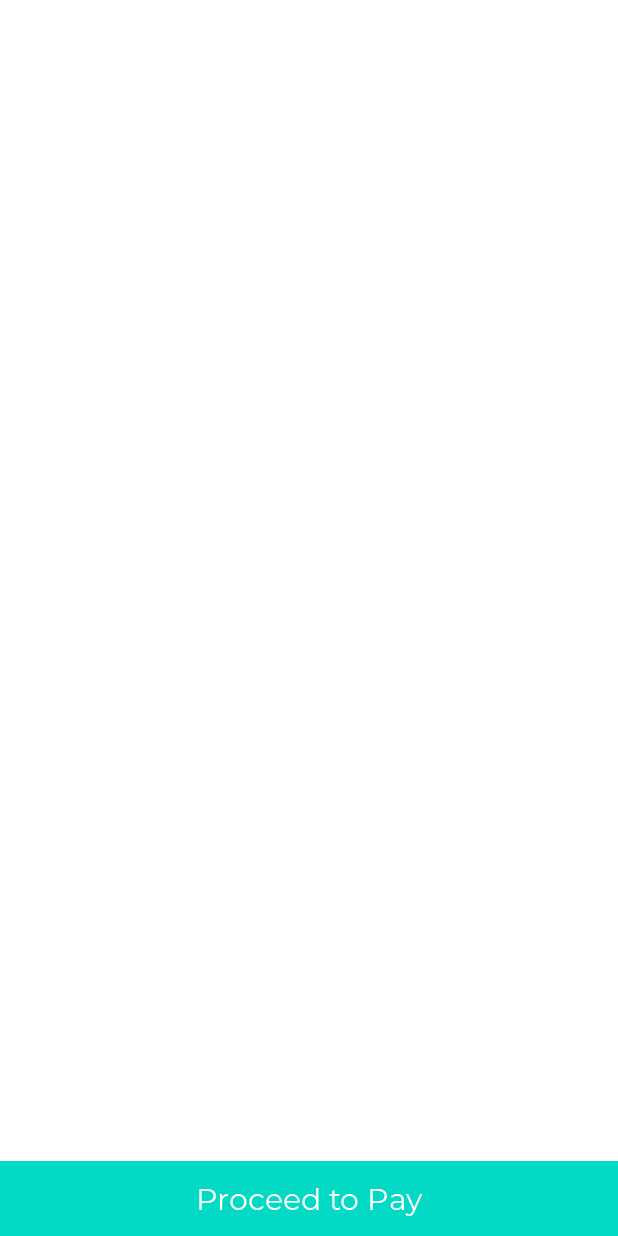
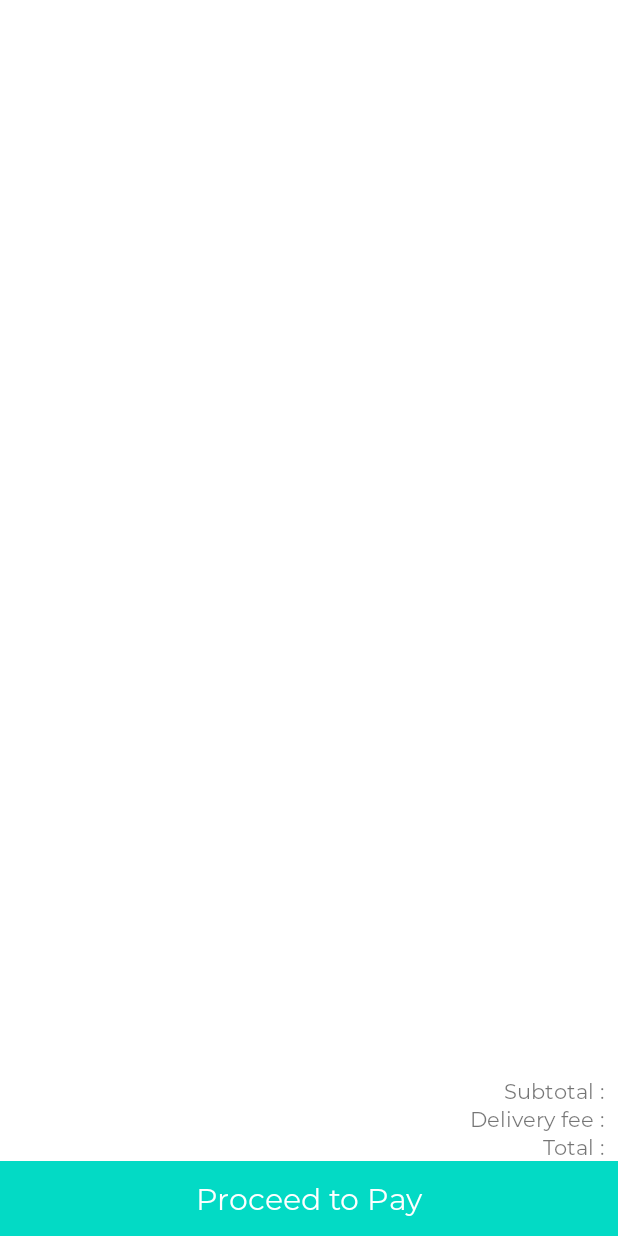
Before and after one commit to prakashkumar001/covid19-project, an Android app: the CartPage screen opened directly, with no data from a screen before it, on a phone screen of 412 x 824 dp. Run offline under Robolectric (Android 15) with nearby library versions, the phone set to English and light mode, and no system bars; our stand-ins replace CircleImageView; libraries missing offline, so code that uses them is left out: com.razorpay; 1 statement that could not run was skipped.

Commit message:
Cart Page done

```diff
--- /dev/null
+++ b/app/src/main/java/com/virus/covid19/interfaces/CartListener.kt
@@ -0,0 +1,10 @@
+package com.virus.covid19.interfaces
+
+import com.virus.covid19.database.entities.Product
+
+interface CartListener {
+    fun addQtyToCart(product: Product,qty:Int)
+    fun removeQtyFromCart(product: Product,qty:Int)
+    fun removeFromCart(product: Product)
+
+}
--- a/app/src/main/java/com/virus/covid19/interfaces/addCartListener.kt
+++ b/app/src/main/java/com/virus/covid19/interfaces/addCartListener.kt
@@ -4,4 +4,5 @@ import com.virus.covid19.database.entities.Product
 
 interface addCartListener {
     fun addToCart(product: Product)
+
 }
--- a/app/src/main/java/com/virus/covid19/textview/CustomTextView.java
+++ b/app/src/main/java/com/virus/covid19/textview/CustomTextView.java
@@ -12,8 +12,8 @@ import com.virus.covid19.R;
 
 public class CustomTextView extends AppCompatTextView {
 
-    private int typefaceType;
-    private TypeFactory mFontFactory;
+    public int typefaceType;
+    public TypeFactory mFontFactory;
 
     public CustomTextView(Context context, AttributeSet attrs) {
         super(context, attrs);
@@ -31,7 +31,7 @@ public class CustomTextView extends AppCompatTextView {
         super(context);
     }
 
-    private void applyCustomFont(Context context, AttributeSet attrs) {
+    public void applyCustomFont(Context context, AttributeSet attrs) {
 
 
         TypedArray array = context.getTheme().obtainStyledAttributes(
--- a/app/src/main/res/layout/activity_cart.xml
+++ b/app/src/main/res/layout/activity_cart.xml
@@ -12,12 +12,78 @@
 
 
     <LinearLayout
-        android:id="@+id/proceed"
         android:layout_width="match_parent"
         android:layout_height="wrap_content"
+        android:orientation="vertical"
         android:layout_alignParentBottom="true">
 
+        <LinearLayout
+            android:layout_width="150dp"
+            android:layout_height="wrap_content"
+            android:layout_gravity="end"
+            android:orientation="vertical">
+
+
+        <LinearLayout
+            android:layout_width="match_parent"
+            android:layout_height="wrap_content"
+            android:gravity="end"
+            android:layout_marginRight="5dp"
+            android:orientation="horizontal">
+
+            <com.virus.covid19.textview.CustomTextView
+                android:layout_width="wrap_content"
+                android:layout_height="wrap_content"
+                android:text="Subtotal : "/>
+
+            <com.virus.covid19.textview.CustomTextView
+                android:id="@+id/subtotal"
+                android:layout_width="wrap_content"
+                android:layout_height="wrap_content"
+               />
+        </LinearLayout>
+
+        <LinearLayout
+            android:layout_width="match_parent"
+            android:layout_height="wrap_content"
+            android:gravity="end"
+            android:layout_marginRight="5dp"
+            android:orientation="horizontal">
+
+            <com.virus.covid19.textview.CustomTextView
+                android:layout_width="wrap_content"
+                android:layout_height="wrap_content"
+                android:text="Delivery fee : "/>
+
+            <com.virus.covid19.textview.CustomTextView
+                android:id="@+id/deliveryfee"
+                android:layout_width="wrap_content"
+                android:layout_height="wrap_content"
+               />
+        </LinearLayout>
+
+        <LinearLayout
+            android:layout_width="match_parent"
+            android:layout_height="wrap_content"
+            android:gravity="end"
+            android:layout_marginRight="5dp"
+            android:orientation="horizontal">
+
+            <com.virus.covid19.textview.CustomTextView
+                android:layout_width="wrap_content"
+                android:layout_height="wrap_content"
+                android:text="Total : "/>
+
+            <com.virus.covid19.textview.CustomTextView
+                android:id="@+id/totalAmount"
+                android:layout_width="wrap_content"
+                android:layout_height="wrap_content"
+                />
+        </LinearLayout>
+        </LinearLayout>
+
         <com.virus.covid19.textview.CustomTextView
+            android:id="@+id/proceed"
             android:layout_width="match_parent"
             android:layout_height="50dp"
             android:gravity="center"
```
Also changed, not shown: app/src/main/java/com/virus/covid19/home/HomeActivity.kt (+18 -0 lines), app/src/main/java/com/virus/covid19/payment/CartPage.kt (+40 -4 lines), app/src/main/java/com/virus/covid19/viewholder/CartViewAdapter.kt (+34 -1 lines).
